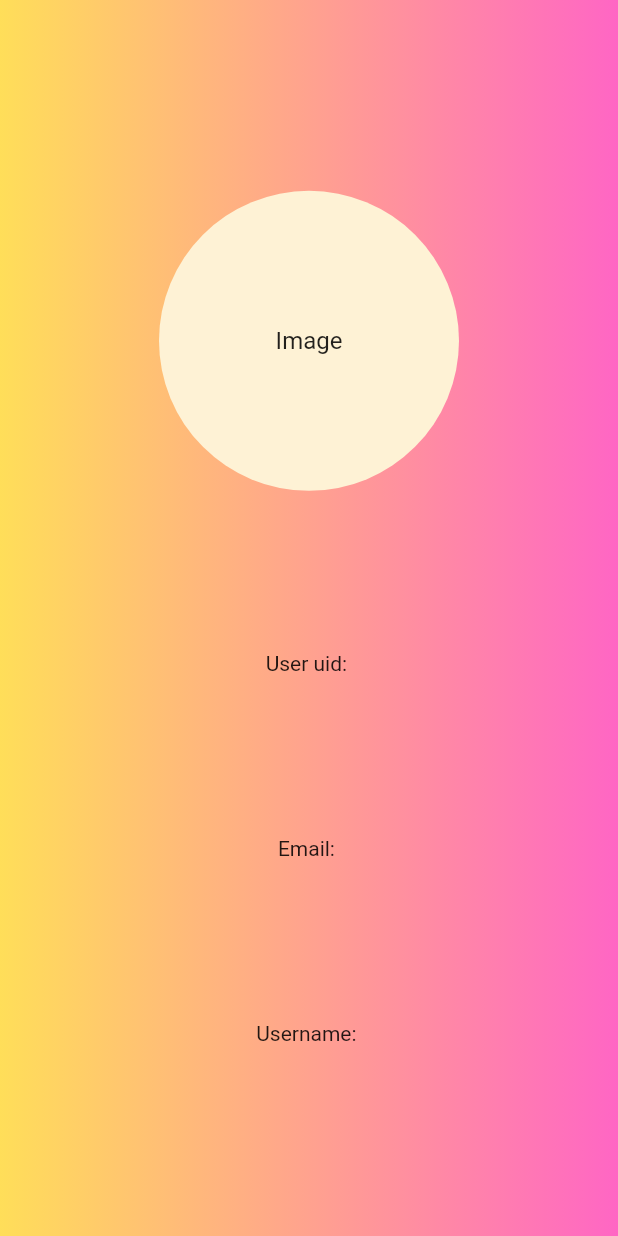
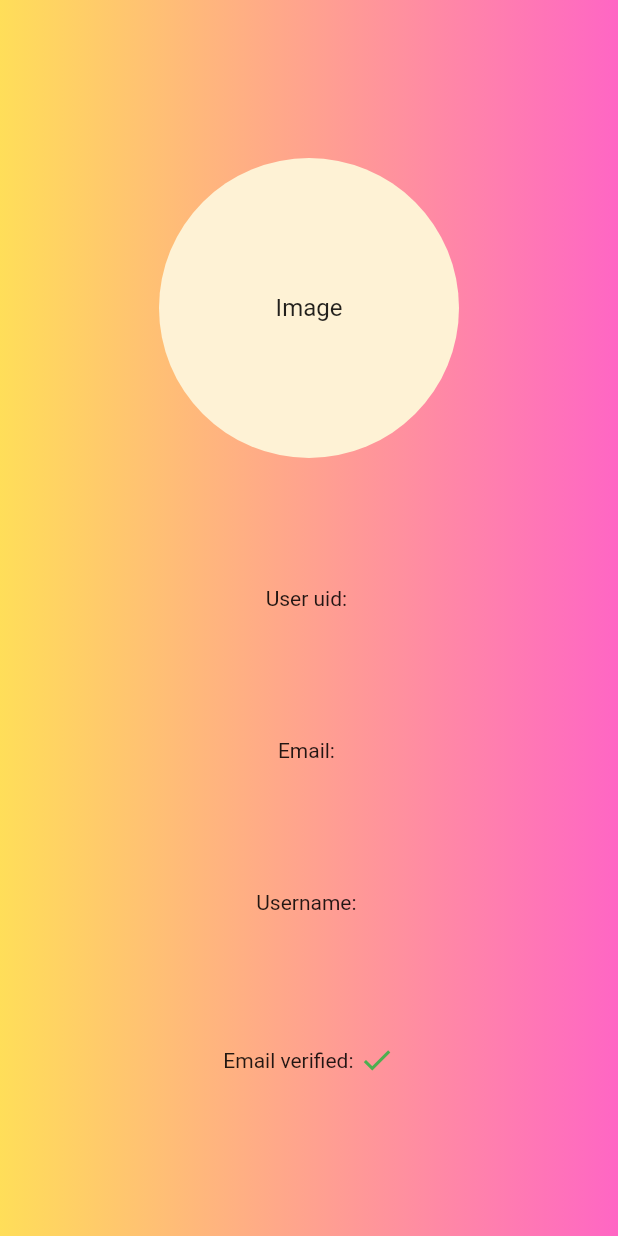
Before and after one commit to JosipTr/AnswerFive, a Flutter app: the screen it shows once a user with an empty profile is signed in, after a tap on "Settings", on a phone screen of 412 x 824 dp. Run offline on Flutter 3.47's test engine with Material 2 defaults, Android fonts, the phone set to English and light mode, and no system bars; our stand-ins replace connectivity_plus, dartz, equatable, firebase_auth, firebase_core, firebase_database and 4 more; accounts and stored records are empty; network calls fail.

Commit message:
Add email verification

```diff
--- a/lib/features/authentication/data/datasources/auth_remote_data_source.dart
+++ b/lib/features/authentication/data/datasources/auth_remote_data_source.dart
@@ -49,8 +49,9 @@ class AuthenticationLocalDatasourceImpl implements AuthLocalDatasource {
         final userCredentials = await _firebaseAuth
             .createUserWithEmailAndPassword(email: email, password: password);
         final firebaseUser = userCredentials.user;
+        await firebaseUser!.sendEmailVerification();
         //Check for null value
-        final playerModel = PlayerModel.fromUser(firebaseUser!);
+        final playerModel = PlayerModel.fromUser(firebaseUser);
         _createStats(playerModel.id);
         return playerModel;
       } catch (error) {
--- a/lib/features/authentication/data/models/player_model.dart
+++ b/lib/features/authentication/data/models/player_model.dart
@@ -6,14 +6,15 @@ class PlayerModel extends Player {
     required super.id,
     required super.name,
     required super.email,
+    required super.emailVerified,
   });
 
   factory PlayerModel.fromUser(User user) {
     return PlayerModel(
-      id: user.uid,
-      name: user.displayName ?? 'empty',
-      email: user.email ?? 'empty',
-    );
+        id: user.uid,
+        name: user.displayName ?? 'empty',
+        email: user.email ?? 'empty',
+        emailVerified: user.emailVerified);
   }
 
   factory PlayerModel.fromPlayer(Player player) {
@@ -21,11 +22,16 @@ class PlayerModel extends Player {
       id: player.id,
       name: player.name,
       email: player.email,
+      emailVerified: player.emailVerified,
     );
   }
 
   factory PlayerModel.fromMap(Map<dynamic, dynamic> map) {
-    return PlayerModel(id: map['id'], name: map['name'], email: map['email']);
+    return PlayerModel(
+        id: map['id'],
+        name: map['name'],
+        email: map['email'],
+        emailVerified: map['emailVerified']);
   }
 
   Player toTriviaUser() {
@@ -33,6 +39,7 @@ class PlayerModel extends Player {
       id: id,
       name: name,
       email: email,
+      emailVerified: emailVerified,
     );
   }
 
@@ -41,6 +48,7 @@ class PlayerModel extends Player {
       'id': id,
       'name': name,
       'email': email,
+      'emailVerified': emailVerified,
     };
   }
 }
--- a/lib/features/authentication/domain/entities/player.dart
+++ b/lib/features/authentication/domain/entities/player.dart
@@ -4,16 +4,22 @@ class Player extends Equatable {
   final String id;
   final String name;
   final String email;
-  const Player({required this.id, required this.name, required this.email});
+  final bool emailVerified;
+  const Player(
+      {required this.id,
+      required this.name,
+      required this.email,
+      required this.emailVerified});
 
-  Player copyWith({String? id, String? name, String? email}) {
+  Player copyWith(
+      {String? id, String? name, String? email, bool? emailVerified}) {
     return Player(
-      id: id ?? this.id,
-      name: name ?? this.name,
-      email: email ?? this.email,
-    );
+        id: id ?? this.id,
+        name: name ?? this.name,
+        email: email ?? this.email,
+        emailVerified: emailVerified ?? this.emailVerified);
   }
 
   @override
-  List<Object> get props => [id, name, email];
+  List<Object> get props => [id, name, email, emailVerified];
 }
--- a/lib/features/single_player/data/datasources/remote_data_source.dart
+++ b/lib/features/single_player/data/datasources/remote_data_source.dart
@@ -1,7 +1,6 @@
 import 'dart:convert';
 import 'dart:developer';
 import 'package:answer_five/core/network/network_info.dart';
-import 'package:dartz/dartz_unsafe.dart';
 import 'package:html_unescape/html_unescape_small.dart';
 import 'package:http/http.dart' as http;
 
--- a/lib/features/single_player/presentation/pages/settings_page.dart
+++ b/lib/features/single_player/presentation/pages/settings_page.dart
@@ -25,6 +25,18 @@ class SettingsPage extends StatelessWidget {
                 Text('User uid: ${state.user.id}'),
                 Text('Email: ${state.user.email}'),
                 Text('Username: ${state.user.name}'),
+                Row(
+                  mainAxisAlignment: MainAxisAlignment.center,
+                  children: [
+                    const Text('Email verified: '),
+                    state.user.emailVerified
+                        ? const Icon(Icons.check, color: Colors.green)
+                        : const Icon(
+                            Icons.dangerous,
+                            color: Colors.red,
+                          )
+                  ],
+                ),
               ],
             ),
           ),
```
